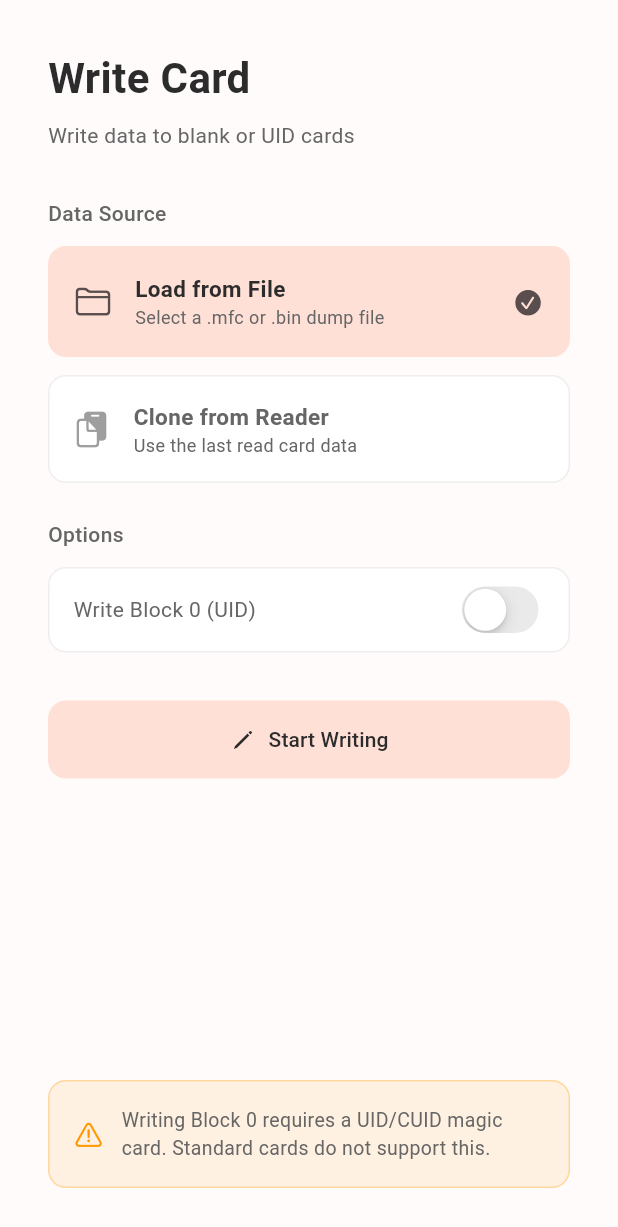
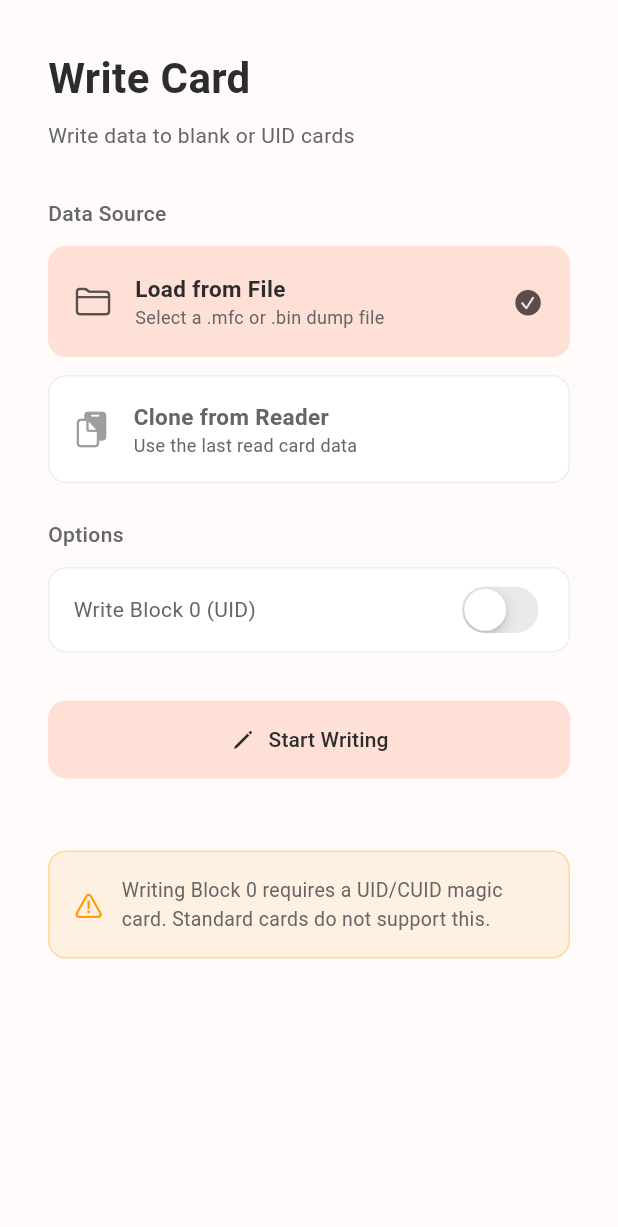
Before and after one commit to FanBB2333/MTM, a Flutter app: the WriteCardPage widget shown alone on an empty page, opened directly, on a phone screen of 412 x 824 dp. Shown: the top 1227 px of the screen. Run offline on Flutter 3.47's test engine with Material 3 defaults, Android fonts, the light colour scheme and no system bars; missing offline and left inert: flserial.

Commit message:
feat: enable scrolling and set minimum height for write card page content, replacing Spacer with a fixed SizedBox.

```diff
--- a/lib/pages/write_card_page.dart
+++ b/lib/pages/write_card_page.dart
@@ -18,10 +18,17 @@ class _WriteCardPageState extends State<WriteCardPage> {
 
   @override
   Widget build(BuildContext context) {
-    return Padding(
+    return LayoutBuilder(
+      builder: (context, constraints) {
+        return SingleChildScrollView(
           padding: const EdgeInsets.all(32),
+          child: ConstrainedBox(
+            constraints: BoxConstraints(
+              minHeight: constraints.maxHeight - 64, // 减去padding
+            ),
             child: Column(
               crossAxisAlignment: CrossAxisAlignment.start,
+              mainAxisAlignment: MainAxisAlignment.start,
               children: [
                 // 标题
                 const Text(
@@ -61,12 +68,15 @@ class _WriteCardPageState extends State<WriteCardPage> {
                 // 进度显示
                 if (_isWriting) _buildProgress(),
 
-          const Spacer(),
+                const SizedBox(height: 24),
 
                 // 警告信息
                 _buildWarning(),
               ],
             ),
+          ),
+        );
+      },
     );
   }
 
```
Lines whose indentation alone changed are shown as unchanged.
